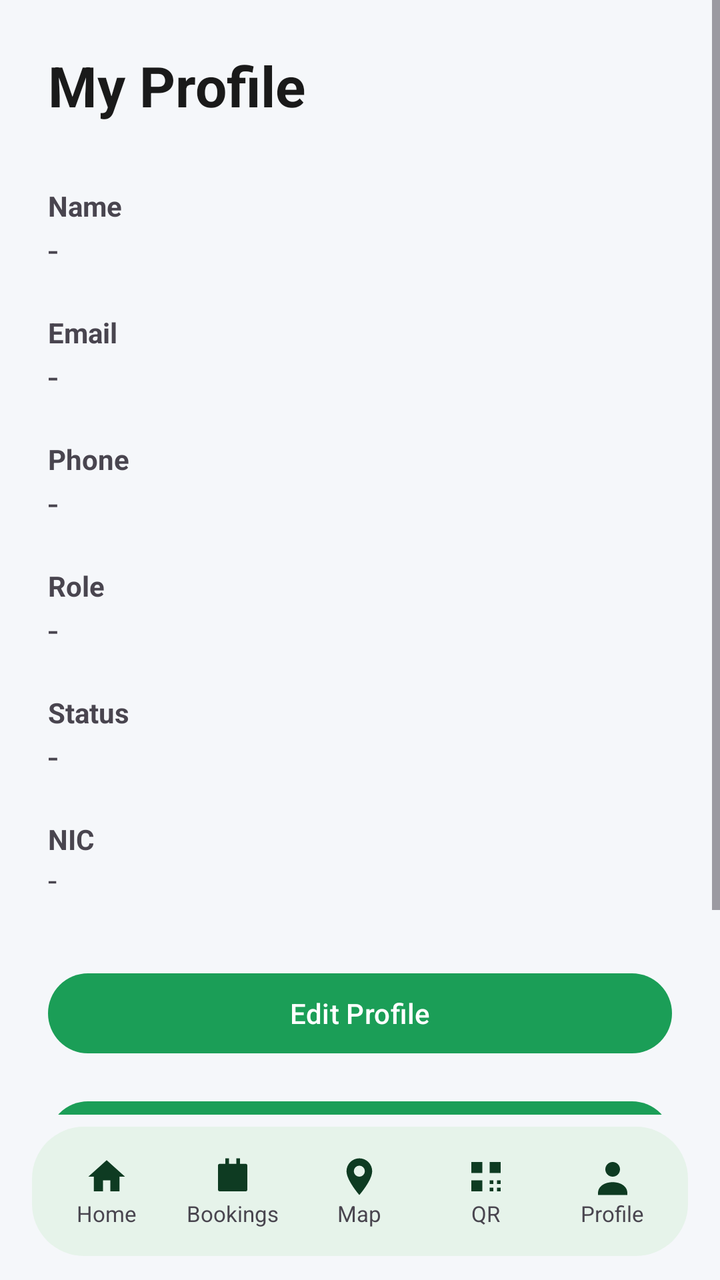
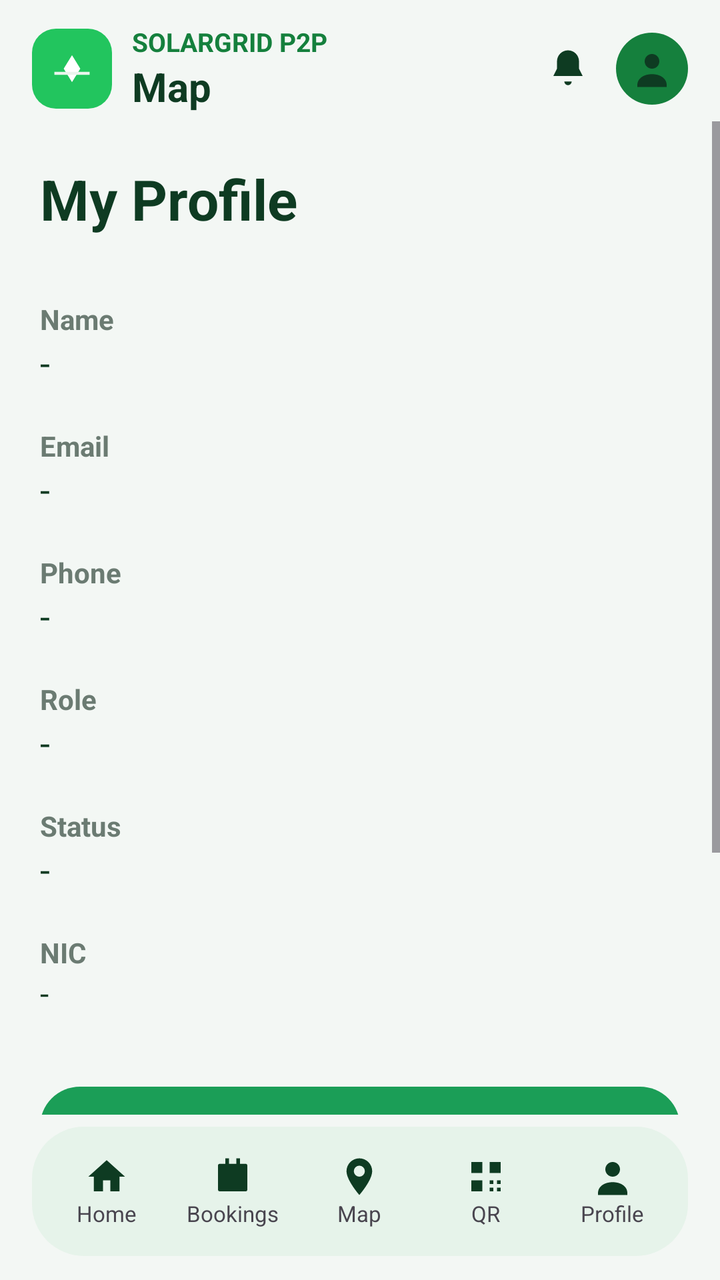

Compare the two renders of this Android layout. The source of the first and the diff that turns it into the second are given below.
<!-- AndroidManifest.xml: application theme Theme.SmartSolar -->
<!-- res/layout/activity_profile.xml -->
<?xml version="1.0" encoding="utf-8"?>
<LinearLayout xmlns:android="http://schemas.android.com/apk/res/android"
    android:layout_width="match_parent"
    android:layout_height="match_parent"
    android:background="#F5F7FA"
    android:orientation="vertical">

    <ScrollView
        android:layout_width="match_parent"
        android:layout_height="0dp"
        android:layout_weight="1"
        android:fillViewport="true">

        <LinearLayout
            android:layout_width="match_parent"
            android:layout_height="wrap_content"
            android:orientation="vertical"
            android:padding="24dp">

        <TextView
            android:layout_width="match_parent"
            android:layout_height="wrap_content"
            android:text="My Profile"
            android:textSize="28sp"
            android:textStyle="bold"
            android:textColor="#1A1A1A"
            android:layout_marginBottom="32dp" />

        <TextView
            android:layout_width="match_parent"
            android:layout_height="wrap_content"
            android:text="Name"
            android:textStyle="bold"
            android:textSize="14sp" />

        <TextView
            android:id="@+id/profileName"
            android:layout_width="match_parent"
            android:layout_height="wrap_content"
            android:text="-"
            android:textSize="18sp"
            android:layout_marginBottom="20dp" />

        <TextView
            android:layout_width="match_parent"
            android:layout_height="wrap_content"
            android:text="Email"
            android:textStyle="bold"
            android:textSize="14sp" />

        <TextView
            android:id="@+id/profileEmail"
            android:layout_width="match_parent"
            android:layout_height="wrap_content"
            android:text="-"
            android:textSize="18sp"
            android:layout_marginBottom="20dp" />

        <TextView
            android:layout_width="match_parent"
            android:layout_height="wrap_content"
            android:text="Phone"
            android:textStyle="bold"
            android:textSize="14sp" />

        <TextView
            android:id="@+id/profilePhone"
            android:layout_width="match_parent"
            android:layout_height="wrap_content"
            android:text="-"
            android:textSize="18sp"
            android:layout_marginBottom="20dp" />

        <TextView
            android:layout_width="match_parent"
            android:layout_height="wrap_content"
            android:text="Role"
            android:textStyle="bold"
            android:textSize="14sp" />

        <TextView
            android:id="@+id/profileRole"
            android:layout_width="match_parent"
            android:layout_height="wrap_content"
            android:text="-"
            android:textSize="18sp"
            android:layout_marginBottom="20dp" />

        <TextView
            android:layout_width="match_parent"
            android:layout_height="wrap_content"
            android:text="Status"
            android:textStyle="bold"
            android:textSize="14sp" />

        <TextView
            android:id="@+id/profileStatus"
            android:layout_width="match_parent"
            android:layout_height="wrap_content"
            android:text="-"
            android:textSize="18sp"
            android:layout_marginBottom="20dp" />

        <TextView
            android:layout_width="match_parent"
            android:layout_height="wrap_content"
            android:text="NIC"
            android:textStyle="bold"
            android:textSize="14sp" />

        <TextView
            android:id="@+id/profileId"
            android:layout_width="match_parent"
            android:layout_height="wrap_content"
            android:text="-"
            android:textSize="16sp"
            android:layout_marginBottom="32dp" />

        <Button
            android:id="@+id/editProfileButton"
            android:layout_width="match_parent"
            android:layout_height="wrap_content"
            android:text="Edit Profile"
            android:textAllCaps="false"
            android:layout_marginBottom="16dp" />

        <Button
            android:id="@+id/deactivateButton"
            android:layout_width="match_parent"
            android:layout_height="wrap_content"
            android:text="Request Account Deactivation"
            android:textAllCaps="false"
            android:layout_marginBottom="16dp" />

        <Button
            android:id="@+id/logoutButton"
            android:layout_width="match_parent"
            android:layout_height="wrap_content"
            android:text="Logout"
            android:textAllCaps="false" />

        </LinearLayout>
    </ScrollView>

    <include layout="@layout/include_bottom_nav" />

</LinearLayout>
<!-- res/layout/include_bottom_nav.xml (included above) -->
<?xml version="1.0" encoding="utf-8"?>
<LinearLayout xmlns:android="http://schemas.android.com/apk/res/android"
    android:layout_width="match_parent"
    android:layout_height="wrap_content"
    android:orientation="vertical"
    android:paddingLeft="16dp"
    android:paddingRight="16dp"
    android:paddingTop="6dp"
    android:paddingBottom="12dp">

    <LinearLayout
        android:layout_width="match_parent"
        android:layout_height="wrap_content"
        android:background="@drawable/bg_nav_bar"
        android:gravity="center"
        android:orientation="horizontal"
        android:padding="6dp">

        <LinearLayout
            android:id="@+id/nav_home"
            android:layout_width="0dp"
            android:layout_height="wrap_content"
            android:layout_weight="1"
            android:clickable="true"
            android:focusable="true"
            android:gravity="center"
            android:orientation="vertical"
            android:paddingTop="8dp"
            android:paddingBottom="8dp">

            <ImageView
                android:id="@+id/nav_home_icon"
                android:layout_width="22dp"
                android:layout_height="22dp"
                android:src="@drawable/ic_nav_home" />

            <TextView
                android:id="@+id/nav_home_label"
                android:layout_width="wrap_content"
                android:layout_height="wrap_content"
                android:text="@string/tab_home"
                android:textSize="11sp" />
        </LinearLayout>

        <LinearLayout
            android:id="@+id/nav_bookings"
            android:layout_width="0dp"
            android:layout_height="wrap_content"
            android:layout_weight="1"
            android:clickable="true"
            android:focusable="true"
            android:gravity="center"
            android:orientation="vertical"
            android:paddingTop="8dp"
            android:paddingBottom="8dp">

            <ImageView
                android:id="@+id/nav_bookings_icon"
                android:layout_width="22dp"
                android:layout_height="22dp"
                android:src="@drawable/ic_nav_book" />

            <TextView
                android:id="@+id/nav_bookings_label"
                android:layout_width="wrap_content"
                android:layout_height="wrap_content"
                android:text="@string/tab_bookings"
                android:textSize="11sp" />
        </LinearLayout>

        <LinearLayout
            android:id="@+id/nav_map"
            android:layout_width="0dp"
            android:layout_height="wrap_content"
            android:layout_weight="1"
            android:clickable="true"
            android:focusable="true"
            android:gravity="center"
            android:orientation="vertical"
            android:paddingTop="8dp"
            android:paddingBottom="8dp">

            <ImageView
                android:id="@+id/nav_map_icon"
                android:layout_width="22dp"
                android:layout_height="22dp"
                android:src="@drawable/ic_nav_map" />

            <TextView
                android:id="@+id/nav_map_label"
                android:layout_width="wrap_content"
                android:layout_height="wrap_content"
                android:text="@string/tab_map"
                android:textSize="11sp" />
        </LinearLayout>

        <LinearLayout
            android:id="@+id/nav_qr"
            android:layout_width="0dp"
            android:layout_height="wrap_content"
            android:layout_weight="1"
            android:clickable="true"
            android:focusable="true"
            android:gravity="center"
            android:orientation="vertical"
            android:paddingTop="8dp"
            android:paddingBottom="8dp">

            <ImageView
                android:id="@+id/nav_qr_icon"
                android:layout_width="22dp"
                android:layout_height="22dp"
                android:src="@drawable/ic_nav_qr" />

            <TextView
                android:id="@+id/nav_qr_label"
                android:layout_width="wrap_content"
                android:layout_height="wrap_content"
                android:text="@string/tab_qr"
                android:textSize="11sp" />
        </LinearLayout>

        <LinearLayout
            android:id="@+id/nav_profile"
            android:layout_width="0dp"
            android:layout_height="wrap_content"
            android:layout_weight="1"
            android:clickable="true"
            android:focusable="true"
            android:gravity="center"
            android:orientation="vertical"
            android:paddingTop="8dp"
            android:paddingBottom="8dp">

            <ImageView
                android:id="@+id/nav_profile_icon"
                android:layout_width="22dp"
                android:layout_height="22dp"
                android:src="@drawable/ic_nav_user" />

            <TextView
                android:id="@+id/nav_profile_label"
                android:layout_width="wrap_content"
                android:layout_height="wrap_content"
                android:text="@string/tab_profile"
                android:textSize="11sp" />
        </LinearLayout>
    </LinearLayout>
</LinearLayout>
<!-- resources referenced by this layout -->
<resources>
  <!-- drawable bg_nav_bar (drawable) -->
  <?xml version="1.0" encoding="utf-8"?>
  <shape xmlns:android="http://schemas.android.com/apk/res/android" android:shape="rectangle">
      <corners android:radius="26dp" />
      <solid android:color="@color/node_nav" />
  </shape>
  <!-- drawable ic_nav_home (drawable) -->
  <?xml version="1.0" encoding="utf-8"?>
  <vector xmlns:android="http://schemas.android.com/apk/res/android"
      android:width="22dp" android:height="22dp"
      android:viewportWidth="24" android:viewportHeight="24">
      <path
          android:fillColor="#0E3B22"
          android:pathData="M12,3L2,12h3v8h5v-6h4v6h5v-8h3z" />
  </vector>
  <!-- drawable ic_nav_qr (drawable) -->
  <?xml version="1.0" encoding="utf-8"?>
  <vector xmlns:android="http://schemas.android.com/apk/res/android"
      android:width="22dp" android:height="22dp"
      android:viewportWidth="24" android:viewportHeight="24">
      <path
          android:fillColor="#0E3B22"
          android:pathData="M4,4h6v6H4z M14,4h6v6h-6z M4,14h6v6H4z M14,14h2v2h-2z M18,14h2v2h-2z M14,18h2v2h-2z M18,18h2v2h-2z" />
  </vector>
  <!-- drawable ic_nav_user (drawable) -->
  <?xml version="1.0" encoding="utf-8"?>
  <vector xmlns:android="http://schemas.android.com/apk/res/android"
      android:width="22dp" android:height="22dp"
      android:viewportWidth="24" android:viewportHeight="24">
      <path
          android:fillColor="#0E3B22"
          android:pathData="M12,12a4,4 0 1,0 0,-8 4,4 0 0,0 0,8z M4,21c0,-4 4,-6 8,-6s8,2 8,6v1H4z" />
  </vector>
  <string name="tab_bookings">Bookings</string>
  <string name="tab_home">Home</string>
  <string name="tab_map">Map</string>
  <string name="tab_profile">Profile</string>
  <string name="tab_qr">QR</string>
  <style name="Theme.SmartSolar" parent="Theme.Material3.DayNight.NoActionBar">
          <item name="colorPrimary">@color/solar_green</item>
          <item name="colorOnPrimary">@android:color/white</item>
          <item name="colorSecondary">@color/solar_blue</item>
          <item name="android:windowBackground">@color/solar_bg</item>
      </style>
  <color name="node_nav">#E6F3EA</color>
  <color name="solar_green">#1B9E57</color>
  <color name="solar_blue">#1B7FBF</color>
  <color name="solar_bg">#F6F9F6</color>
  <!-- unchanged entries left out for length: 2 -->
</resources>

<!-- the commit's change to res/layout/activity_profile.xml (unified diff, before → after) -->
@@ -2,20 +2,21 @@
 <LinearLayout xmlns:android="http://schemas.android.com/apk/res/android"
     android:layout_width="match_parent"
     android:layout_height="match_parent"
-    android:background="#F5F7FA"
+    android:background="@color/node_bg"
     android:orientation="vertical">
+
+    <include layout="@layout/include_app_header" />
 
     <ScrollView
         android:layout_width="match_parent"
         android:layout_height="0dp"
-        android:layout_weight="1"
-        android:fillViewport="true">
-
-        <LinearLayout
-            android:layout_width="match_parent"
-            android:layout_height="wrap_content"
-            android:orientation="vertical"
-            android:padding="24dp">
+        android:layout_weight="1">
+
+    <LinearLayout
+        android:layout_width="match_parent"
+        android:layout_height="wrap_content"
+        android:orientation="vertical"
+        android:padding="20dp">
 
         <TextView
             android:layout_width="match_parent"
@@ -23,7 +24,7 @@
             android:text="My Profile"
             android:textSize="28sp"
             android:textStyle="bold"
-            android:textColor="#1A1A1A"
+            android:textColor="@color/node_ink"
             android:layout_marginBottom="32dp" />
 
         <TextView
@@ -31,6 +32,7 @@
             android:layout_height="wrap_content"
             android:text="Name"
             android:textStyle="bold"
+            android:textColor="@color/solar_muted"
             android:textSize="14sp" />
 
         <TextView
@@ -38,6 +40,7 @@
             android:layout_width="match_parent"
             android:layout_height="wrap_content"
             android:text="-"
+            android:textColor="@color/node_ink"
             android:textSize="18sp"
             android:layout_marginBottom="20dp" />
 
@@ -46,6 +49,7 @@
             android:layout_height="wrap_content"
             android:text="Email"
             android:textStyle="bold"
+            android:textColor="@color/solar_muted"
             android:textSize="14sp" />
 
         <TextView
@@ -53,6 +57,7 @@
             android:layout_width="match_parent"
             android:layout_height="wrap_content"
             android:text="-"
+            android:textColor="@color/node_ink"
             android:textSize="18sp"
             android:layout_marginBottom="20dp" />
 
@@ -61,6 +66,7 @@
             android:layout_height="wrap_content"
             android:text="Phone"
             android:textStyle="bold"
+            android:textColor="@color/solar_muted"
             android:textSize="14sp" />
 
         <TextView
@@ -68,6 +74,7 @@
             android:layout_width="match_parent"
             android:layout_height="wrap_content"
             android:text="-"
+            android:textColor="@color/node_ink"
             android:textSize="18sp"
             android:layout_marginBottom="20dp" />
 
@@ -76,6 +83,7 @@
             android:layout_height="wrap_content"
             android:text="Role"
             android:textStyle="bold"
+            android:textColor="@color/solar_muted"
             android:textSize="14sp" />
 
         <TextView
@@ -83,6 +91,7 @@
             android:layout_width="match_parent"
             android:layout_height="wrap_content"
             android:text="-"
+            android:textColor="@color/node_ink"
             android:textSize="18sp"
             android:layout_marginBottom="20dp" />
 
@@ -91,6 +100,7 @@
             android:layout_height="wrap_content"
             android:text="Status"
             android:textStyle="bold"
+            android:textColor="@color/solar_muted"
             android:textSize="14sp" />
 
         <TextView
@@ -98,6 +108,7 @@
             android:layout_width="match_parent"
             android:layout_height="wrap_content"
             android:text="-"
+            android:textColor="@color/node_ink"
             android:textSize="18sp"
             android:layout_marginBottom="20dp" />
 
@@ -106,6 +117,7 @@
             android:layout_height="wrap_content"
             android:text="NIC"
             android:textStyle="bold"
+            android:textColor="@color/solar_muted"
             android:textSize="14sp" />
 
         <TextView
@@ -113,6 +125,7 @@
             android:layout_width="match_parent"
             android:layout_height="wrap_content"
             android:text="-"
+            android:textColor="@color/node_ink"
             android:textSize="16sp"
             android:layout_marginBottom="32dp" />
 
@@ -139,11 +152,74 @@
             android:text="Logout"
             android:textAllCaps="false" />
 
-        </LinearLayout>
+    </LinearLayout>
+
     </ScrollView>
 
     <include layout="@layout/include_bottom_nav" />
-
+</LinearLayout>
+<!-- res/layout/include_app_header.xml (included above) -->
+<?xml version="1.0" encoding="utf-8"?>
+<LinearLayout xmlns:android="http://schemas.android.com/apk/res/android"
+    android:layout_width="match_parent"
+    android:layout_height="wrap_content"
+    android:gravity="center_vertical"
+    android:orientation="horizontal"
+    android:paddingLeft="16dp"
+    android:paddingRight="16dp"
+    android:paddingTop="12dp"
+    android:paddingBottom="4dp">
+
+    <ImageView
+        android:layout_width="40dp"
+        android:layout_height="40dp"
+        android:background="@drawable/bg_node_logo"
+        android:contentDescription="@string/brand_title"
+        android:padding="6dp"
+        android:src="@drawable/ic_solar" />
+
+    <LinearLayout
+        android:layout_width="0dp"
+        android:layout_height="wrap_content"
+        android:layout_weight="1"
+        android:layout_marginLeft="10dp"
+        android:orientation="vertical">
+
+        <TextView
+            android:layout_width="wrap_content"
+            android:layout_height="wrap_content"
+            android:text="@string/brand_title"
+            android:textColor="@color/node_green_dark"
+            android:textSize="13sp"
+            android:textStyle="bold" />
+
+        <TextView
+            android:id="@+id/header_title"
+            android:layout_width="wrap_content"
+            android:layout_height="wrap_content"
+            android:text="@string/tab_map"
+            android:textColor="@color/node_ink"
+            android:textSize="20sp"
+            android:textStyle="bold" />
+    </LinearLayout>
+
+    <ImageButton
+        android:id="@+id/header_bell"
+        android:layout_width="40dp"
+        android:layout_height="40dp"
+        android:background="?attr/selectableItemBackgroundBorderless"
+        android:contentDescription="Notifications"
+        android:src="@drawable/ic_bell" />
+
+    <ImageView
+        android:id="@+id/header_avatar"
+        android:layout_width="36dp"
+        android:layout_height="36dp"
+        android:layout_marginLeft="4dp"
+        android:background="@drawable/bg_avatar"
+        android:contentDescription="@string/tab_profile"
+        android:padding="7dp"
+        android:src="@drawable/ic_nav_user" />
 </LinearLayout>
 <!-- res/layout/include_bottom_nav.xml (included above) -->
 <?xml version="1.0" encoding="utf-8"?>
<!-- resource entries referenced after the edit -->
@@ -1,11 +1,35 @@
 <!-- resources referenced by this layout -->
 <resources>
+  <color name="node_bg">#F3F7F4</color>
+  <color name="node_green_dark">#15803D</color>
+  <color name="node_ink">#0E3B22</color>
+  <color name="solar_muted">#6B7B72</color>
+  <!-- drawable bg_avatar (drawable) -->
+  <?xml version="1.0" encoding="utf-8"?>
+  <shape xmlns:android="http://schemas.android.com/apk/res/android" android:shape="oval">
+      <solid android:color="@color/node_green_dark" />
+  </shape>
   <!-- drawable bg_nav_bar (drawable) -->
   <?xml version="1.0" encoding="utf-8"?>
   <shape xmlns:android="http://schemas.android.com/apk/res/android" android:shape="rectangle">
       <corners android:radius="26dp" />
       <solid android:color="@color/node_nav" />
   </shape>
+  <!-- drawable bg_node_logo (drawable) -->
+  <?xml version="1.0" encoding="utf-8"?>
+  <shape xmlns:android="http://schemas.android.com/apk/res/android" android:shape="rectangle">
+      <corners android:radius="12dp" />
+      <solid android:color="@color/node_green" />
+  </shape>
+  <!-- drawable ic_bell (drawable) -->
+  <?xml version="1.0" encoding="utf-8"?>
+  <vector xmlns:android="http://schemas.android.com/apk/res/android"
+      android:width="22dp" android:height="22dp"
+      android:viewportWidth="24" android:viewportHeight="24">
+      <path
+          android:fillColor="#0E3B22"
+          android:pathData="M12,2a6,6 0 0,0 -6,6v4l-2,4h16l-2,-4V8a6,6 0 0,0 -6,-6z M10,19a2,2 0 0,0 4,0z" />
+  </vector>
   <!-- drawable ic_nav_home (drawable) -->
   <?xml version="1.0" encoding="utf-8"?>
   <vector xmlns:android="http://schemas.android.com/apk/res/android"
@@ -33,6 +57,15 @@
           android:fillColor="#0E3B22"
           android:pathData="M12,12a4,4 0 1,0 0,-8 4,4 0 0,0 0,8z M4,21c0,-4 4,-6 8,-6s8,2 8,6v1H4z" />
   </vector>
+  <!-- drawable ic_solar (drawable) -->
+  <?xml version="1.0" encoding="utf-8"?>
+  <vector xmlns:android="http://schemas.android.com/apk/res/android"
+      android:width="108dp" android:height="108dp"
+      android:viewportWidth="108" android:viewportHeight="108">
+      <path android:fillColor="#FFFFFF" android:pathData="M54,28 L70,54 L54,80 L38,54 Z" />
+      <path android:fillColor="#EAF5ED" android:pathData="M20,60 h68 v6 h-68 Z" />
+  </vector>
+  <string name="brand_title">SOLARGRID P2P</string>
   <string name="tab_bookings">Bookings</string>
   <string name="tab_home">Home</string>
   <string name="tab_map">Map</string>
@@ -45,6 +78,7 @@
           <item name="android:windowBackground">@color/solar_bg</item>
       </style>
   <color name="node_nav">#E6F3EA</color>
+  <color name="node_green">#22C55E</color>
   <color name="solar_green">#1B9E57</color>
   <color name="solar_blue">#1B7FBF</color>
   <color name="solar_bg">#F6F9F6</color>
